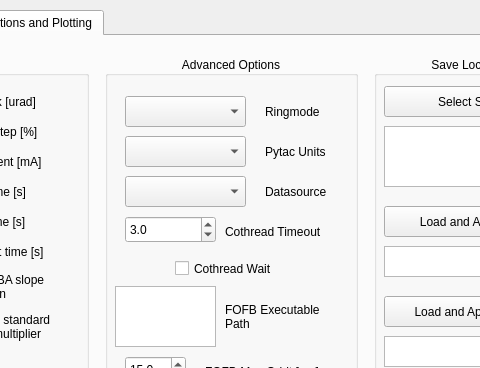
This is src/dls_bba/fbba_gui.ui in DiamondLightSource/dls-bba as Qt 5 draws it before an edit; both pictures show x 196 to 676 and y 0 to 368 of the 843 by 772 pixel window. The edited form follows.
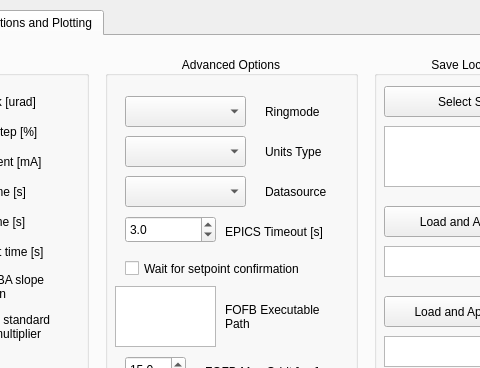
This is the edited form.

Commit message: Remove references to Pytac & Cothread from GUI text

Diff of the .ui file:
```diff
--- a/src/dls_bba/fbba_gui.ui
+++ b/src/dls_bba/fbba_gui.ui
@@ -1280,7 +1280,7 @@
            </rect>
           </property>
           <property name="text">
-           <string>Pytac Units</string>
+           <string>Units Type</string>
           </property>
          </widget>
          <widget class="QComboBox" name="config_datasource">
@@ -1316,20 +1316,20 @@
            </rect>
           </property>
           <property name="text">
-           <string>Cothread Timeout</string>
+           <string>EPICS Timeout [s]</string>
           </property>
          </widget>
          <widget class="QCheckBox" name="config_ccs_wait">
           <property name="geometry">
            <rect>
-            <x>70</x>
+            <x>20</x>
             <y>200</y>
-            <width>121</width>
+            <width>231</width>
             <height>25</height>
            </rect>
           </property>
           <property name="text">
-           <string>Cothread Wait</string>
+           <string>Wait for setpoint confirmation</string>
           </property>
          </widget>
          <widget class="QDoubleSpinBox" name="config_ccs_timeout">
```
